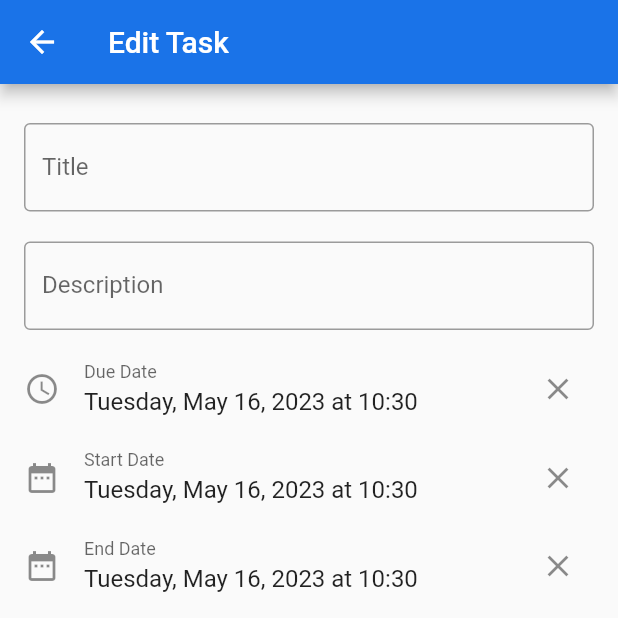
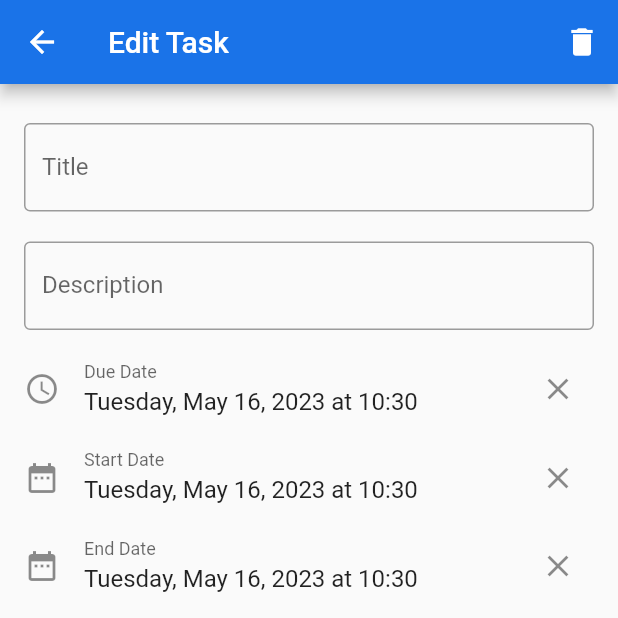
Before and after one commit to go-vikunja/app, a Flutter app: the TaskEditPage screen opened directly with empty values, on a phone screen of 412 x 824 dp, the top half of it. Run offline on Flutter 3.47's test engine with Material 2 defaults, Android fonts, the phone set to English and light mode, and no system bars; drawn by our look-alikes of datetime_picker_formfield; our stand-ins replace after_layout, dotted_border, flutter_colorpicker, flutter_keyboard_visibility, flutter_local_notifications, flutter_secure_storage and 8 more; missing offline and left inert: dart:ffi, workmanager; accounts and stored records are empty.

Commit message:
added delete to task page

```diff
--- a/lib/pages/list/task_edit.dart
+++ b/lib/pages/list/task_edit.dart
@@ -80,6 +80,12 @@ class _TaskEditPageState extends State<TaskEditPage> {
         child: Scaffold(
           appBar: AppBar(
             title: Text('Edit Task'),
+            actions: [
+              IconButton(
+                icon: Icon(Icons.delete),
+                onPressed: () {_delete(widget.task.id);}
+              ),
+            ],
           ),
           body: Builder(
             builder: (BuildContext context) => SafeArea(
@@ -470,6 +476,11 @@ class _TaskEditPageState extends State<TaskEditPage> {
     });
   }
 
+  _delete(int taskId) {
+    VikunjaGlobal.of(context).taskService.delete(taskId);
+    Navigator.pop(context);
+  }
+
   _searchLabel(String query) {
     return VikunjaGlobal.of(context)
         .labelService
```
